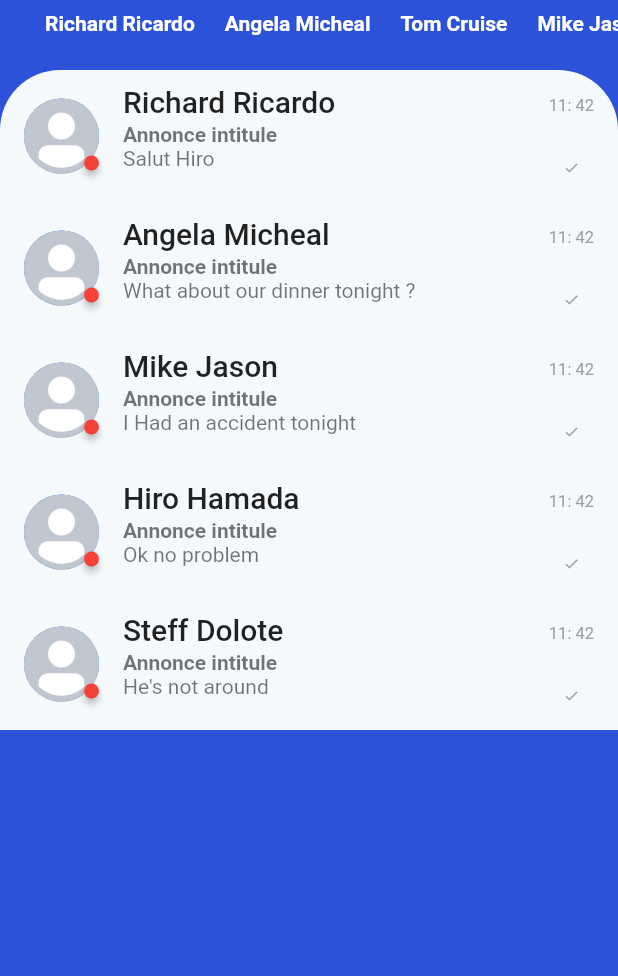
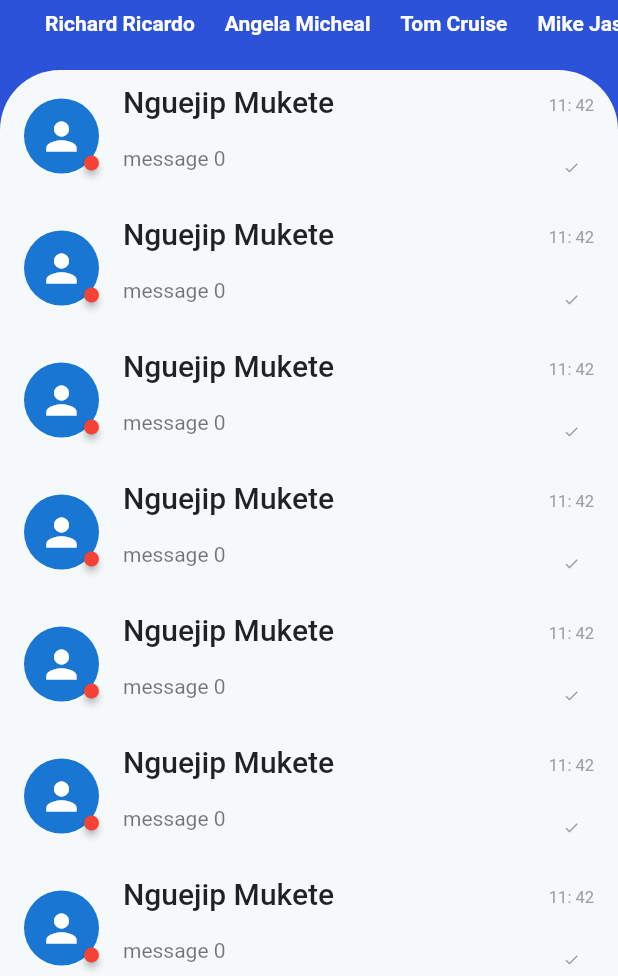
Before and after one commit to yvesjordan06/btp-flutter, a Flutter app: the ChatListScreen widget shown alone on an empty page, opened directly, on a phone screen of 412 x 824 dp, the part 260-1236 px from its top. Run offline on Flutter 3.47's test engine with Material 2 defaults, Android fonts, the phone set to English and light mode, and no system bars; drawn by our look-alikes of badges; our stand-ins replace bloc, bubble, double_back_to_close_app, equatable, flutter_bloc, flutter_local_notifications and 1 more; missing offline and left inert: multi_image_picker; accounts and stored records are empty.

Commit message:
Done chat model and mock data

```diff
--- a/lib/Components/recent-chats.dart
+++ b/lib/Components/recent-chats.dart
@@ -1,13 +1,18 @@
 import 'package:badges/badges.dart';
 import 'package:btpp/Functions/Utility.dart';
+import 'package:btpp/Models/annonce.dart';
 import 'package:btpp/Models/message-model.dart';
+import 'package:btpp/Pages/Actu/index.dart';
 
 import 'package:flutter/cupertino.dart';
 import 'package:flutter/material.dart';
 
 class RecentChats extends StatefulWidget {
+  final List<ChatModel> chats;
   @override
-  const RecentChats({Key key}) : super(key: key);
+  const RecentChats({Key key, @required this.chats})
+      : assert(chats != null),
+        super(key: key);
 
   @override
   _RecentChatsState createState() => _RecentChatsState();
@@ -31,30 +36,29 @@ class _RecentChatsState extends State<RecentChats> {
       child: ListView.builder(
           physics: NeverScrollableScrollPhysics(),
           shrinkWrap: true,
-          itemCount: recentsChat.length,
+          itemCount: widget.chats.length,
           itemBuilder: (a, index) => ListTile(
                 onTap: () {
                   {
                     Navigator.pushNamed(context, 'chats/see',
-                        arguments: recentsChat[index]);
+                        arguments: widget.chats[index]);
                   }
                 },
                 title: Hero(
                   child: Text(
-                    recentsChat[index].sender.name,
+                    widget.chats[index].contact.nom,
                     style: Theme.of(context).textTheme.title,
                   ),
-                  tag: 'nom' + recentsChat[index].hashCode.toString(),
+                  tag: 'nom' + widget.chats[index].hashCode.toString(),
                 ),
                 leading: Container(
                   constraints: BoxConstraints.expand(width: 50),
                   child: Stack(children: [
-                    CircleAvatar(
-                      radius: 30,
-                      child: Hero(
-                        child: Image.asset('images/userfallback.png'),
-                        tag: 'image' + recentsChat[index].hashCode.toString(),
+                    Hero(
+                      child: UserImage(
+                        user: widget.chats[index].contact,
                       ),
+                      tag: 'image' + widget.chats[index].hashCode.toString(),
                     ),
                     Positioned(
                       bottom: 5,
@@ -70,10 +74,14 @@ class _RecentChatsState extends State<RecentChats> {
                   crossAxisAlignment: CrossAxisAlignment.start,
                   children: <Widget>[
                     Text(
-                      'Annonce intitule',
+                      widget.chats[index].annonceModel.intitule,
+                      maxLines: 1,
+                      overflow: TextOverflow.ellipsis,
                       style: TextStyle(fontWeight: FontWeight.bold),
                     ),
-                    Text(recentsChat[index].text)
+                    Text(
+                      widget.chats[index].lastMessage.text,
+                    )
                   ],
                 ),
                 trailing: Column(
--- a/lib/Models/annonce.dart
+++ b/lib/Models/annonce.dart
@@ -128,6 +128,29 @@ class CategorieTacheModel {
   CategorieTacheModel({this.id, this.intitule, this.description, this.taches});
 }
 
+class MessageModel {
+  final String id;
+  final String text;
+  final String image;
+  final bool sender;
+  final DateTime sentAt;
+
+  MessageModel(
+      {this.id, this.text, this.image, this.sender = false, this.sentAt});
+}
+
+class ChatModel {
+  final String id;
+  final UserModel contact;
+  final AnnonceModel annonceModel;
+  //final MessageModel lastMessage;
+  final List<MessageModel> messages;
+
+  ChatModel({this.id, this.contact, this.annonceModel, this.messages});
+
+  MessageModel get lastMessage => messages.first;
+}
+
 class ActuModel {
   String id;
   String intitule;
--- a/lib/Pages/Chat/main.dart
+++ b/lib/Pages/Chat/main.dart
@@ -2,6 +2,7 @@ import 'package:btpp/Components/recent-chats.dart';
 import 'package:btpp/Components/recent-contacts.dart';
 import 'package:btpp/Functions/Utility.dart';
 import 'package:btpp/Models/annonce.dart';
+import 'package:btpp/Repository/ChatsRepository.dart';
 import 'package:btpp/State/index.dart';
 import 'package:btpp/State/user.dart';
 
@@ -16,6 +17,8 @@ class _ChatListScreenState extends State<ChatListScreen> {
   UserState userState = AppState.userState;
 
   UserModel currentUser = AppState.userState.currentUser;
+
+  List<ChatModel> list = exampleChatList;
 
   @override
   void initState() {
@@ -59,8 +62,6 @@ class _ChatListScreenState extends State<ChatListScreen> {
                 // color: AppColor().accentColor(),
                 child: Stack(
                   children: <Widget>[
-
-
                     Column(
                       mainAxisAlignment: MainAxisAlignment.end,
                       children: <Widget>[RecentContacts()],
@@ -72,7 +73,9 @@ class _ChatListScreenState extends State<ChatListScreen> {
           ),
           SliverList(
             delegate: SliverChildListDelegate([
-              RecentChats(),
+              RecentChats(
+                chats: list,
+              ),
             ]),
           )
         ],
--- a/lib/Repository/ChatsRepository.dart
+++ b/lib/Repository/ChatsRepository.dart
@@ -0,0 +1,22 @@
+import 'dart:math';
+
+import 'package:btpp/Models/annonce.dart';
+import 'package:btpp/Repository/UserRepository.dart';
+
+import 'AnnoncesRepository.dart';
+
+List<ChatModel> exampleChatList = List<ChatModel>.generate(
+  10,
+  (index1) => ChatModel(
+    id: "id $index1",
+    contact: exampleUser[Random().nextInt(5)],
+    annonceModel: annonces[Random().nextInt(5)],
+    messages: List<MessageModel>.generate(
+        8,
+        (index) => MessageModel(
+            id: index.toString(),
+            text: 'message $index',
+            sender: index.isEven,
+            sentAt: DateTime.now())),
+  ),
+);
```
Also changed, not shown: lib/Pages/Annonces/create.dart (+27 -5 lines), lib/Pages/Chat/see.dart (+43 -25 lines).
